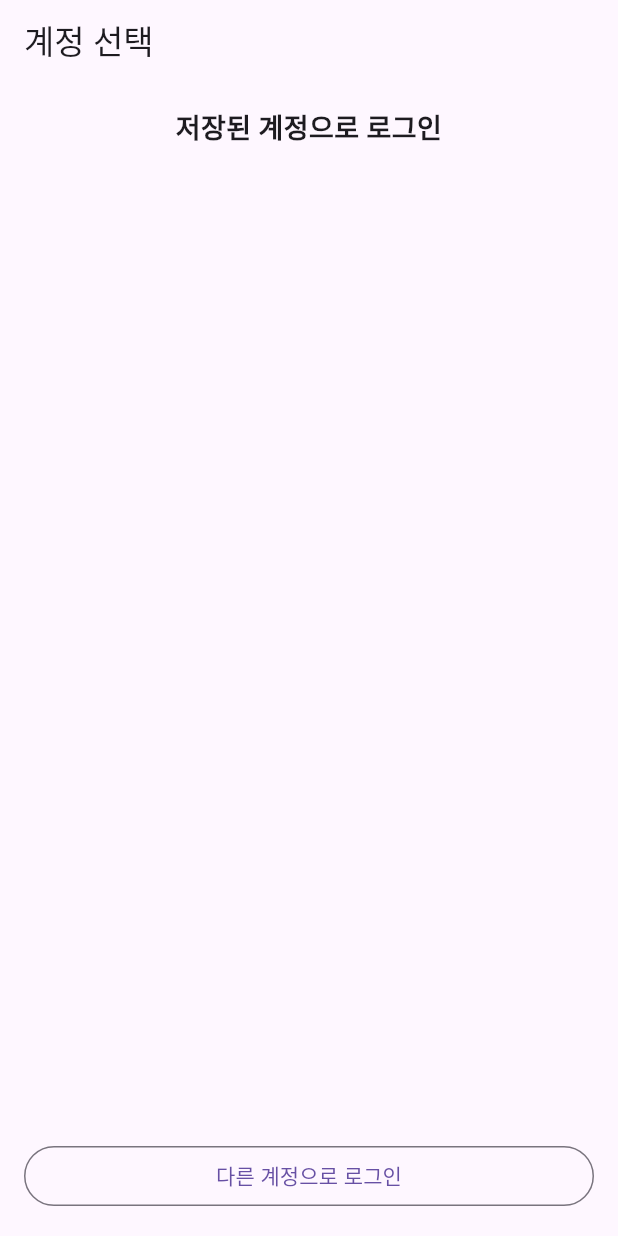
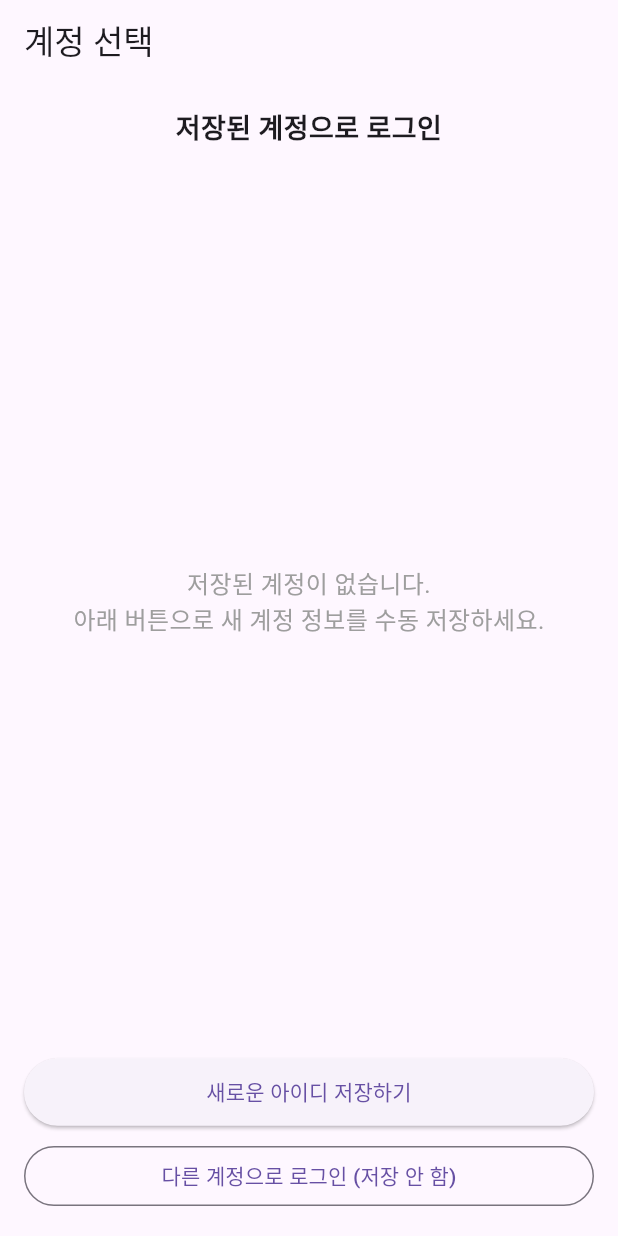
Before and after one commit to JunyeongCha/Laour_ETF, a Flutter app: the AccountPickerScreen screen opened directly with empty values, on a phone screen of 412 x 824 dp. Run offline on Flutter 3.47's test engine with Material 3 defaults, Android fonts, the phone set to English and light mode, and no system bars; our stand-ins replace cloud_firestore, firebase_auth, firebase_core, flutter_secure_storage, shared_preferences; accounts and stored records are empty.

Commit message:
완벽한 로그인

```diff
--- a/lib/screens/account_picker_screen.dart
+++ b/lib/screens/account_picker_screen.dart
@@ -1,10 +1,13 @@
+// lib/screens/account_picker_screen.dart (★4.5단계 수정 완료★)
+
 import 'package:flutter/material.dart';
-import 'package:firebase_auth/firebase_auth.dart';
 import 'package:laour_etf/auth/auth_wrapper.dart';
 import 'package:laour_etf/auth/secure_storage_service.dart';
 import 'package:laour_etf/screens/login_screen.dart';
 import 'package:laour_etf/auth/auth_service.dart';
 import 'package:provider/provider.dart';
+// (★4.5단계 신규★)
+import 'package:laour_etf/screens/save_account_screen.dart';
 
 class AccountPickerScreen extends StatefulWidget {
   final List<String> savedEmails;
@@ -16,9 +19,9 @@ class AccountPickerScreen extends StatefulWidget {
 
 class _AccountPickerScreenState extends State<AccountPickerScreen> {
   final SecureStorageService _storageService = SecureStorageService();
-  bool _isLoggingIn = false; // 원터치 로그인 시 로컬 로딩 상태
+  bool _isLoggingIn = false;
 
-  // 원터치 로그인
+  // (주석) 원터치 로그인 (수정 없음)
   void _loginWithSavedAccount(String email) async {
     if (_isLoggingIn) return;
     setState(() => _isLoggingIn = true);
@@ -41,12 +44,13 @@ class _AccountPickerScreenState extends State<AccountPickerScreen> {
         );
       }
     }
+    // (★수정★) 성공/실패 여부와 관계없이 로딩 해제 (AuthService가 성공 시 화면 전환)
     if (mounted) {
        setState(() => _isLoggingIn = false);
     }
   }
 
-  // (★수정★) 6-2: 이 함수를 활성화
+  // (주석) 계정 삭제 (수정 없음)
   void _deleteAccount(String email) async {
     bool confirmDelete = await showDialog(
       context: context,
@@ -64,9 +68,6 @@ class _AccountPickerScreenState extends State<AccountPickerScreen> {
       try {
         await _storageService.deleteAccount(email);
         if (mounted) {
-          // (★중요★)
-          // 삭제 후 AuthWrapper를 다시 로드하여 스토리지 상태를
-          // 재검사하도록 스택을 리셋합니다.
           Navigator.of(context).pushAndRemoveUntil(
             MaterialPageRoute(builder: (context) => const AuthWrapper()),
             (route) => false,
@@ -102,8 +103,18 @@ class _AccountPickerScreenState extends State<AccountPickerScreen> {
               textAlign: TextAlign.center,
             ),
             const SizedBox(height: 20),
+
+            // (★4.5단계 수정★) 저장된 계정이 없을 때 UI 처리
             Expanded(
-              child: ListView.builder(
+              child: widget.savedEmails.isEmpty
+                ? const Center(
+                    child: Text(
+                      '저장된 계정이 없습니다.\n아래 버튼으로 새 계정 정보를 수동 저장하세요.',
+                      textAlign: TextAlign.center,
+                      style: TextStyle(fontSize: 16, color: Colors.grey),
+                    ),
+                  )
+                : ListView.builder(
                     itemCount: widget.savedEmails.length,
                     itemBuilder: (context, index) {
                       final email = widget.savedEmails[index];
@@ -111,30 +122,48 @@ class _AccountPickerScreenState extends State<AccountPickerScreen> {
                         child: ListTile(
                           title: Text(email),
                           leading: const Icon(Icons.account_circle),
-                      onTap: isAuthLoading ? null : () => _loginWithSavedAccount(email),
-                      // (★수정★) 6-2: 삭제 버튼 활성화
+                          onTap: (isAuthLoading || _isLoggingIn) ? null : () => _loginWithSavedAccount(email),
                           trailing: IconButton(
                             icon: const Icon(Icons.delete_outline, color: Colors.grey),
-                        // ★★★ onPressed를 null에서 _deleteAccount 함수로 변경 ★★★
-                        onPressed: isAuthLoading ? null : () => _deleteAccount(email),
+                            onPressed: (isAuthLoading || _isLoggingIn) ? null : () => _deleteAccount(email),
                           ),
                         ),
                       );
                     },
                   ),
             ),
+
             if (isAuthLoading || _isLoggingIn) const Center(child: CircularProgressIndicator()),
             const SizedBox(height: 20),
 
+            // (★4.5단계 신규★) "새로운 아이디 저장하기" 버튼
+            ElevatedButton(
+              onPressed: (isAuthLoading || _isLoggingIn) ? null : () {
+                Navigator.push(
+                  context,
+                  MaterialPageRoute(builder: (context) => const SaveAccountScreen()),
+                );
+              },
+              style: ElevatedButton.styleFrom(
+                minimumSize: const Size(double.infinity, 45),
+              ),
+              child: const Text('새로운 아이디 저장하기'),
+            ),
+            const SizedBox(height: 8), // 버튼 사이 간격
+
             OutlinedButton(
-              onPressed: isAuthLoading ? null : () {
+              onPressed: (isAuthLoading || _isLoggingIn) ? null : () {
                 context.read<AuthService>().clearState();
 
-                Navigator.of(context).pushReplacement(
+                // (★4.5단계 수정★) pushReplacement -> push
+                // LoginScreen에서 뒤로가기(<-)를 눌렀을 때
+                // 이 AccountPickerScreen으로 돌아와야 함.
+                Navigator.push(
+                  context,
                   MaterialPageRoute(builder: (context) => const LoginScreen()),
                 );
               },
-              child: const Text('다른 계정으로 로그인'),
+              child: const Text('다른 계정으로 로그인 (저장 안 함)'), // (★수정★)
             ),
           ],
         ),
```
Also changed, not shown: lib/auth/auth_wrapper.dart (+13 -8 lines), lib/screens/save_account_screen.dart (added, +122 -0 lines). Lines whose indentation alone changed are shown as unchanged.
